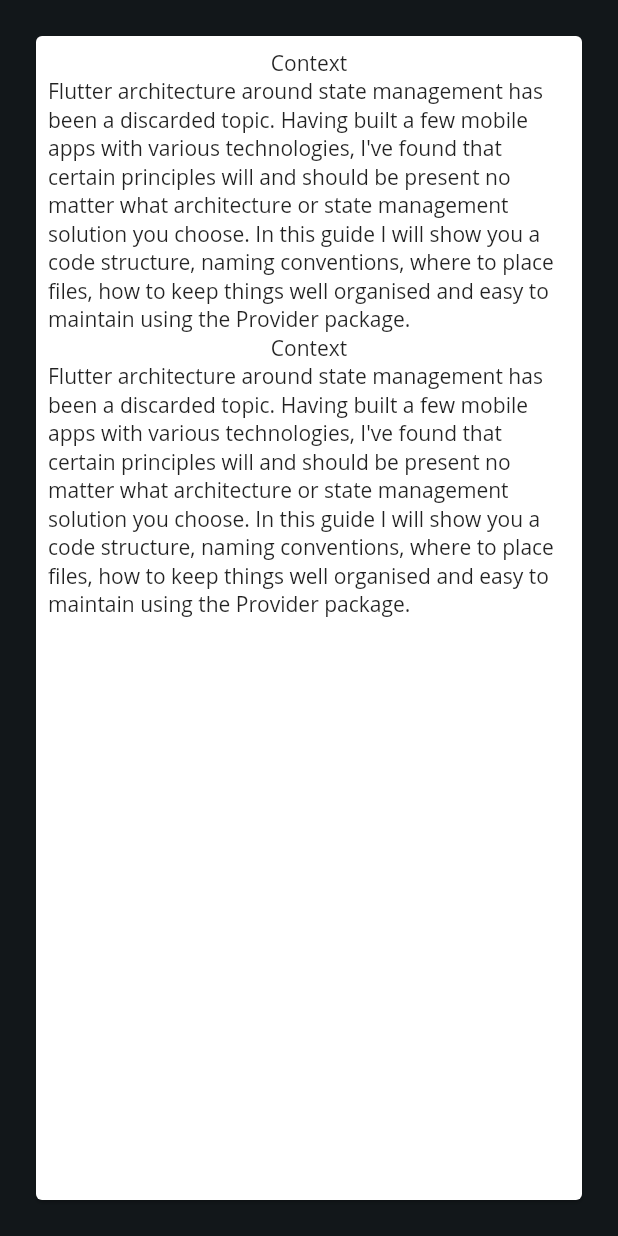
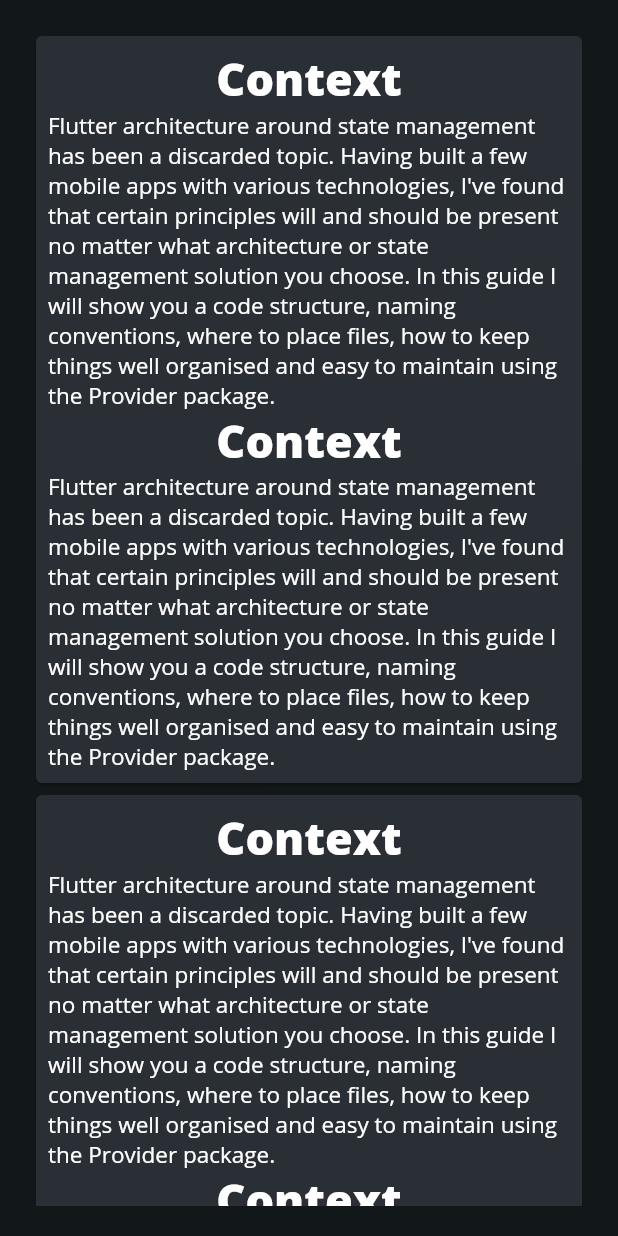
Before and after one commit to manishag777/digyed_reader, a Flutter app: the screen it shows after launch, on a phone screen of 412 x 824 dp. Run offline on Flutter 3.47's test engine with Material 2 defaults, Android fonts, the light colour scheme and no system bars; our stand-ins replace get_it, responsive_builder.

Commit message:
made content dyamic

```diff
--- a/lib/views/courses/course_details_mobile.dart
+++ b/lib/views/courses/course_details_mobile.dart
@@ -8,6 +8,8 @@ const Color cardColor = Color.fromARGB(255, 42, 46, 53);
 const Color textColor = Color.fromARGB(255, 255, 255, 255);
 const TextStyle headingStyle = TextStyle(color: textColor, fontSize: 30, fontWeight: FontWeight.bold);
 const TextStyle descriptionStyle = TextStyle(color: textColor, fontSize: 15);
+
+
 
 
 
@@ -59,19 +61,20 @@ class CourseDetailsMobile extends StatelessWidget {
   }
 }
 
-Widget getMatterWidget(Matter matter) => Card(
-  child: Padding(
-    padding: EdgeInsets.all(8.0),
-    child: ListView(
-      children: matter.compoundList.map((e) => getCompoundWidget(e)).toList(),
-    ),
-  ),
+Widget getMatterWidget(Matter matter) => ListView(
+  children: matter.compoundList.map((e) => getCompoundWidget(e)).toList(),
 );
 
 
-Widget getCompoundWidget(Compound compound) => Column(
-  mainAxisSize: MainAxisSize.min,
-  children: compound.elementList.map((e) => getElementWidget(e)).toList(),
+Widget getCompoundWidget(Compound compound) => Card(
+  color: cardColor,
+  child:   Padding(
+    padding: EdgeInsets.all(8.0),
+    child: Column(
+      mainAxisSize: MainAxisSize.min,
+      children: compound.elementList.map((e) => getElementWidget(e)).toList(),
+    ),
+  ),
 );
 
 Widget getElementWidget(DyElement element) => Column(
@@ -79,4 +82,5 @@ Widget getElementWidget(DyElement element) => Column(
   children: element.atomList.map((e) => getAtomWidget(e)).toList(),
 );
 
-Widget getAtomWidget(Atom atom) => Text(atom.data);
+Widget getAtomWidget(Atom atom) => Text(atom.data,
+  style: atom.atomType == AtomType.HEADING ? headingStyle: descriptionStyle,);
--- a/lib/views/courses/models/course_model.dart
+++ b/lib/views/courses/models/course_model.dart
@@ -37,7 +37,7 @@ Matter getMatter(){
 
   Compound compound = Compound(CompoundType.CARD, elementList);
 
-  List<Compound> compoundList = [compound];
+  List<Compound> compoundList = [compound, compound];
 
   return Matter(compoundList);
 
```
